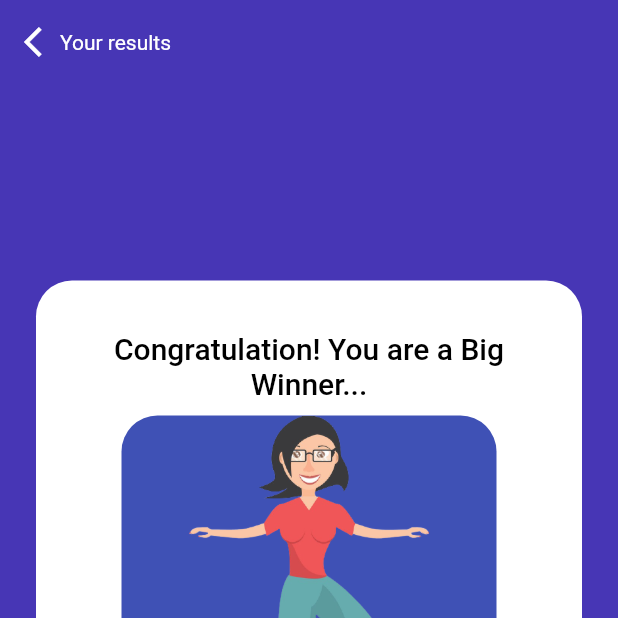
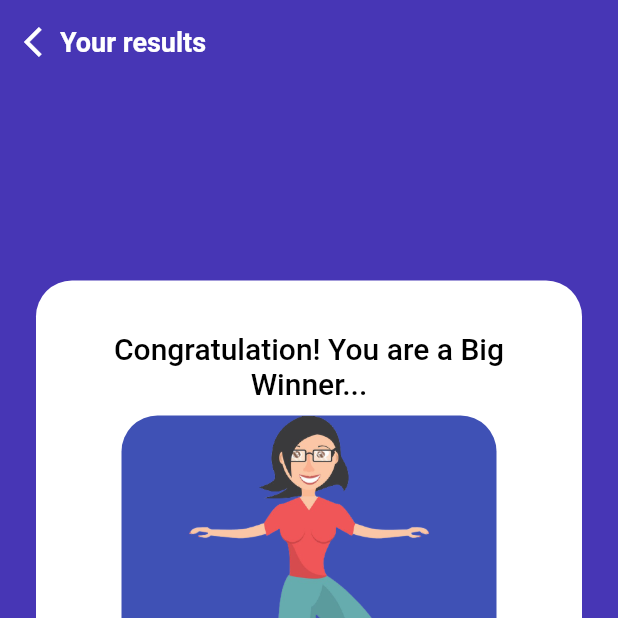
Before and after one commit to Logic2019/lottery_ui, a Flutter app: the ViewResults screen opened directly, on a phone screen of 412 x 824 dp, the top half of it. Run offline on Flutter 3.47's test engine with Material 2 defaults, Android fonts, the phone set to English and light mode, and no system bars.

Commit message:
minimal changes

```diff
--- a/lib/ui/results/view_results.dart
+++ b/lib/ui/results/view_results.dart
@@ -39,7 +39,10 @@ class _ViewResultsState extends State<ViewResults> {
                 ),
                 Text(
                   yourResults,
-                  style: TextStyle(color: Colors.white),
+                  style: TextStyle(
+                      color: Colors.white,
+                      fontSize: eighteenDp,
+                      fontWeight: FontWeight.bold),
                 )
               ],
             ),
```
